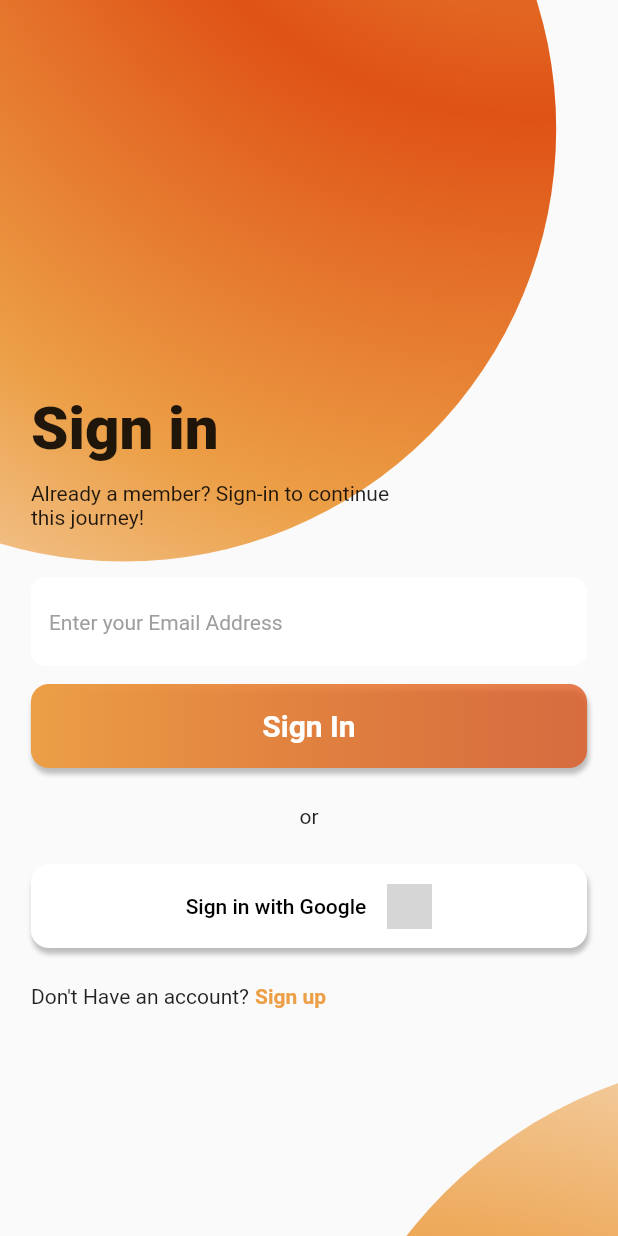
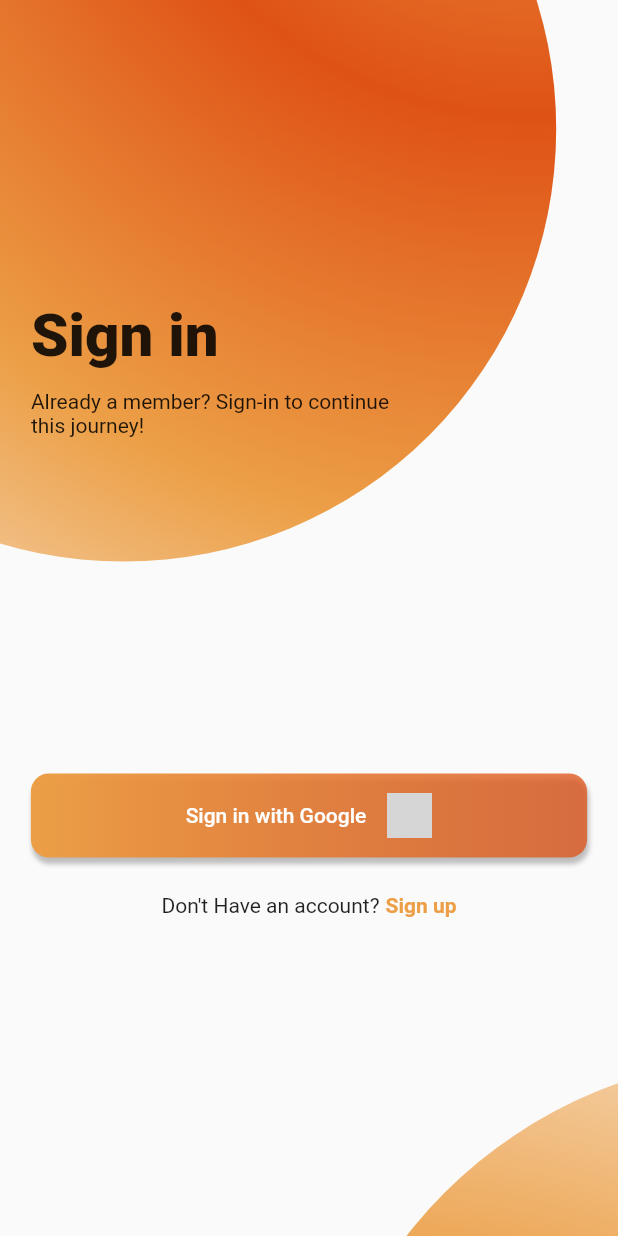
Before and after one commit to pranav-kale-01/excess-food-locator, a Flutter app: the screen it shows after launch, on a phone screen of 412 x 824 dp. Run offline on Flutter 3.47's test engine with Material 2 defaults, Android fonts, the phone set to English and light mode, and no system bars; our stand-ins replace cloud_firestore, date_format, firebase_auth, firebase_core, flutter_svg, google_maps_flutter and 3 more; missing offline and left inert: geocoder2; accounts and stored records are empty; network calls fail; grey boxes are pictures that could not be loaded.

Commit message:
Remove button from sign in screen

```diff
--- a/lib/screens/sign_in_screen.dart
+++ b/lib/screens/sign_in_screen.dart
@@ -13,7 +13,6 @@ class SignInScreen extends StatelessWidget {
   HiveServices hiveService = HiveServices();
   SignInScreen({Key? key}) : super(key: key);
 
-
   @override
   Widget build(BuildContext context) {
     final mediaQuery = MediaQuery.of(context);
@@ -26,25 +25,26 @@ class SignInScreen extends StatelessWidget {
             child: Column(
               children: [
                 Transform.translate(
-                  offset: Offset( -mediaQuery.size.width * 0.3 , -120 ),
+                  offset: Offset(-mediaQuery.size.width * 0.3, -120),
                   child: Transform.scale(
                     scale: 1.4,
                     child: CustomPaint(
-                      size: Size( mediaQuery.size.width, mediaQuery.size.width),
+                      size: Size(mediaQuery.size.width, mediaQuery.size.width),
                       painter: const CirclePainter(
-                        offset: Offset( 400, 0 ),
+                        offset: Offset(400, 0),
                       ),
                     ),
                   ),
                 ),
                 Transform.translate(
-                  offset: Offset( mediaQuery.size.width * 0.75 , mediaQuery.size.height * 0.48 ),
+                  offset: Offset(mediaQuery.size.width * 0.75,
+                      mediaQuery.size.height * 0.48),
                   child: Transform.scale(
                     scale: 1.5,
                     child: CustomPaint(
-                      size: Size( mediaQuery.size.width, mediaQuery.size.width),
+                      size: Size(mediaQuery.size.width, mediaQuery.size.width),
                       painter: const CirclePainter(
-                        offset: Offset( 0, 500 ),
+                        offset: Offset(0, 500),
                       ),
                     ),
                   ),
@@ -53,133 +53,65 @@ class SignInScreen extends StatelessWidget {
             ),
           ),
           Column(
-            mainAxisAlignment: MainAxisAlignment.end,
+            mainAxisAlignment: MainAxisAlignment.spaceEvenly,
+            crossAxisAlignment: CrossAxisAlignment.start,
+            children: [
+              Column(
+                mainAxisAlignment: MainAxisAlignment.spaceEvenly,
                 crossAxisAlignment: CrossAxisAlignment.start,
                 children: [
                   Container(
                     width: mediaQuery.size.width * 0.9,
-                margin: EdgeInsets.symmetric( horizontal: mediaQuery.size.width * 0.05 ),
+                    margin: EdgeInsets.symmetric(
+                        horizontal: mediaQuery.size.width * 0.05),
                     child: Text(
                       "Sign in",
                       style: TextStyle(
                           fontSize: mediaQuery.textScaleFactor * 40,
-                      fontWeight: FontWeight.w900
-                  ),
+                          fontWeight: FontWeight.w900),
                     ),
                   ),
                   Container(
                     padding: const EdgeInsets.symmetric(vertical: 12.0),
                     width: mediaQuery.size.width * 0.6,
-                margin: EdgeInsets.symmetric( horizontal: mediaQuery.size.width * 0.05 ),
+                    margin: EdgeInsets.symmetric(
+                        horizontal: mediaQuery.size.width * 0.05),
                     child: Text(
                       "Already a member? Sign-in to continue this journey!",
                       style: TextStyle(
                         fontSize: mediaQuery.textScaleFactor * 14,
-
                       ),
                     ),
                   ),
+                ],
+              ),
+              Column(
+                children: [
                   Container(
                       width: mediaQuery.size.width * 0.9,
-                margin: EdgeInsets.only( left: mediaQuery.size.width * 0.05, right: mediaQuery.size.width * 0.05, top: 20.0 ),
-                child: TextField(
-                  decoration: InputDecoration(
-                      fillColor: Colors.white,
-                      filled: true,
-                      enabledBorder:  OutlineInputBorder(
-                          borderSide: const BorderSide(
-                              color: Colors.white,
-                              width: 2.0
-                          ),
-                          borderRadius: BorderRadius.circular(10.0)
-                      ),
-                      focusedBorder: OutlineInputBorder(
-                          borderSide: const BorderSide(
-                              color: Color(0xFFEC9F46),
-                              width: 2.0
-                          ),
-                          borderRadius: BorderRadius.circular(10.0)
-                      ),
-                      hintText: "Enter your Email Address",
-                      hintStyle: TextStyle(
-                        fontSize: 14.0 * mediaQuery.textScaleFactor,
-                        color: Colors.grey,
-                      )
-                  ),
-                ),
-              ),
-              Container(
-                  width: mediaQuery.size.width * 0.9,
-                  margin: EdgeInsets.symmetric( horizontal: mediaQuery.size.width * 0.05, vertical: 12.0 ),
+                      margin: EdgeInsets.symmetric(
+                          horizontal: mediaQuery.size.width * 0.05,
+                          vertical: 12.0),
                       child: Container(
                         padding: const EdgeInsets.symmetric(vertical: 4.0),
                         decoration: BoxDecoration(
-                        gradient: const LinearGradient(
-                            colors: [
+                            gradient: const LinearGradient(colors: [
                               Color(0xFFEC9F46),
                               Color(0xC0DF5216),
-                            ]
-                        ),
-                        borderRadius: BorderRadius.circular(
-                            12.0
-                        ),
+                            ]),
+                            borderRadius: BorderRadius.circular(12.0),
                             boxShadow: [
                               BoxShadow(
                                 color: Colors.grey.shade400,
-                            offset: const Offset( 1, 4),
+                                offset: const Offset(1, 4),
                                 blurRadius: 2,
                               )
-                        ]
-                    ),
-                    child: ElevatedButton(
-                      onPressed: () {},
-                      style: ElevatedButton.styleFrom(primary: Colors.transparent, shadowColor: Colors.transparent),
-                      child: const Text(
-                        'Sign In',
-                        style: TextStyle(
-                            fontSize: 20,
-                            fontWeight: FontWeight.w600
-                        ),
-                      ),
-                    ),
-                  )
-              ),
-              Container(
-                alignment: Alignment.center,
-                padding: const EdgeInsets.symmetric(vertical: 12.0),
-                width: mediaQuery.size.width * 0.9,
-                margin: EdgeInsets.symmetric( horizontal: mediaQuery.size.width * 0.05 ),
-                child: Text(
-                  "or",
-                  style: TextStyle(
-                    fontSize: mediaQuery.textScaleFactor * 14,
-
-                  ),
-                ),
-              ),
-              Container(
-                  width: mediaQuery.size.width * 0.9,
-                  margin: EdgeInsets.symmetric( horizontal: mediaQuery.size.width * 0.05, vertical: 12.0 ),
-                  child: Container(
-                    padding: const EdgeInsets.symmetric(vertical: 4.0),
-                    decoration: BoxDecoration(
-                        color: Colors.white,
-                        borderRadius: BorderRadius.circular(
-                            12.0
-                        ),
-                        boxShadow: [
-                          BoxShadow(
-                            color: Colors.grey.shade400,
-                            offset: const Offset( 1, 4),
-                            blurRadius: 2,
-                          )
-                        ]
-                    ),
+                            ]),
                         child: ElevatedButton(
                             onPressed: () async {
                               showDialog(
                                 context: context,
-                              builder: (context) =>  Container(
+                                builder: (context) => Container(
                                   alignment: Alignment.center,
                                   color: Colors.black12,
                                   child: const CircularProgressIndicator(
@@ -190,44 +122,39 @@ class SignInScreen extends StatelessWidget {
                                 ),
                               );
 
-                          User? user = await Authentication.signInWithGoogle(context: context);
+                              User? user =
+                                  await Authentication.signInWithGoogle(
+                                      context: context);
 
-                          debugPrint("user - " + user!.uid );
-
+                              debugPrint("user - " + user!.uid);
 
                               // checking if the current uid is registered on firebase
                               final data = await FirebaseOperations.getProduct(
-                            "users",
-                            user.email!
-                          );
+                                  "users", user.email!);
 
-                          final userData = data!.data() as Map<String, dynamic>;
+                              final userData =
+                                  data!.data() as Map<String, dynamic>;
 
                               // also saving the user to hive services for next load up
-                          hiveService.setValue( data.id , "user_id" );
+                              hiveService.setValue(data.id, "user_id");
 
-                          if( data != null ) {
-                            if( data['role'] == "food_provider" ) {
-                              Navigator.of(context).pushReplacement(
-                                  MaterialPageRoute(
+                              if (data != null) {
+                                if (data['role'] == "food_provider") {
+                                  Navigator.of(context)
+                                      .pushReplacement(MaterialPageRoute(
                                     builder: (context) => FoodStatusScreen(
                                       userDetails: userData,
                                       userEmail: user.email!,
                                     ),
-                                  )
-                              );
+                                  ));
+                                } else {
+                                  Navigator.of(context)
+                                      .pushReplacement(MaterialPageRoute(
+                                          builder: (context) => HomeScreen(
+                                                user: user,
+                                              )));
                                 }
-                            else {
-                              Navigator.of(context).pushReplacement(
-                                  MaterialPageRoute(
-                                      builder: (context) => HomeScreen(
-                                        user: user ,
-                                      )
-                                  )
-                              );
-                            }
-                          }
-                          else {
+                              } else {
                                 Navigator.of(context).pop();
 
                                 showDialog(
@@ -235,70 +162,62 @@ class SignInScreen extends StatelessWidget {
                                   builder: (context) => const NormalDialog(
                                       height: 180,
                                       header: "Oops!",
-                                    message: "This user is not registered. Please sign up to use the service"
-                                ),
+                                      message:
+                                          "This user is not registered. Please sign up to use the service"),
                                 );
                               }
                             },
-                        style: ElevatedButton.styleFrom(primary: Colors.transparent, shadowColor: Colors.transparent),
+                            style: ElevatedButton.styleFrom(
+                                primary: Colors.transparent,
+                                shadowColor: Colors.transparent),
                             child: Row(
                               mainAxisAlignment: MainAxisAlignment.center,
                               children: [
                                 const Padding(
-                              padding: EdgeInsets.only( right: 14.0),
+                                  padding: EdgeInsets.only(right: 14.0),
                                   child: Text(
                                     "Sign in with Google",
-                                style: TextStyle(
-                                    color: Colors.black
-                                ),
+                                    style: TextStyle(color: Colors.white),
                                   ),
                                 ),
                                 SizedBox(
                                   width: 30,
                                   height: 30,
                                   child: Image.network(
-                                  "https://assets.stickpng.com/thumbs/5847f9cbcef1014c0b5e48c8.png"
-                              ),
+                                      "https://assets.stickpng.com/thumbs/5847f9cbcef1014c0b5e48c8.png"),
                                 ),
                               ],
-                        )
-                    ),
-                  )
-              ),
+                            )),
+                      )),
                   Container(
                       alignment: Alignment.center,
                       padding: const EdgeInsets.symmetric(vertical: 12.0),
                       width: mediaQuery.size.width * 0.9,
-                  margin: EdgeInsets.symmetric( horizontal: mediaQuery.size.width * 0.05 ),
+                      margin: EdgeInsets.symmetric(
+                          horizontal: mediaQuery.size.width * 0.05),
                       child: Row(
+                        mainAxisAlignment: MainAxisAlignment.center,
                         children: [
                           const Text("Don't Have an account?"),
                           Padding(
                             padding: const EdgeInsets.only(left: 4.0),
                             child: GestureDetector(
-                          onTap: () => Navigator.of(context).pushReplacement(
-                              MaterialPageRoute(
+                              onTap: () => Navigator.of(context)
+                                  .pushReplacement(MaterialPageRoute(
                                 builder: (context) => const SignUpScreen(),
-                              )
-                          ),
+                              )),
                               child: const Text(
                                 "Sign up",
                                 style: TextStyle(
                                     color: Color(0xFFEC9F46),
-                                fontWeight: FontWeight.bold
-                            ),
+                                    fontWeight: FontWeight.bold),
                               ),
                             ),
                           )
-
                         ],
-                  )
+                      )),
+                ],
               ),
-              Container(
-                alignment: Alignment.bottomCenter,
-                height: 140,
-                child: null,
-              )
             ],
           ),
         ],
```
Lines whose indentation alone changed are shown as unchanged.
